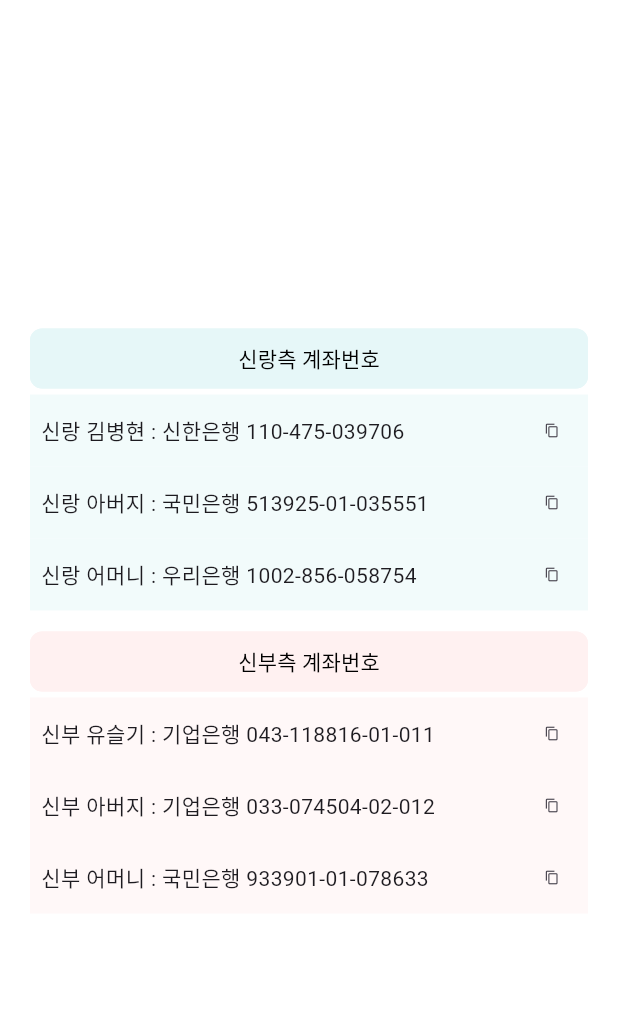
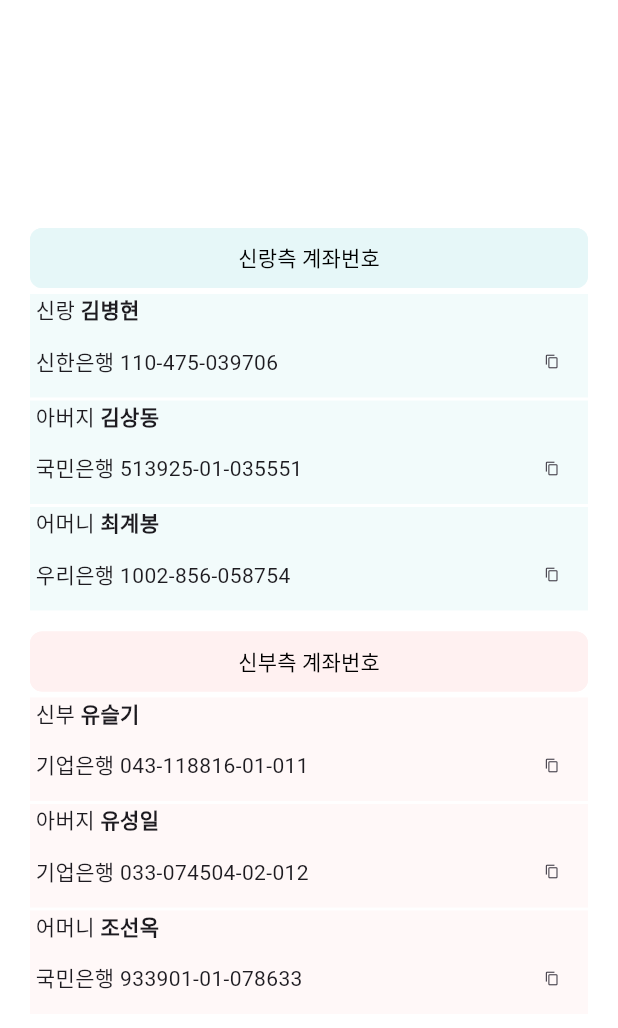
Before and after one commit to donkia/wedding01, a Flutter app: the Account widget shown alone on an empty page, opened directly, after a tap on "신랑측 계좌번호", after a tap on "신부측 계좌번호", on a phone screen of 412 x 824 dp. Shown: the top 1028 px of the screen. Run offline on Flutter 3.47's test engine with Material 3 defaults, Android fonts, the phone set to English and light mode, and no system bars; our stand-ins replace cached_network_image, cloud_firestore, firebase_analytics, firebase_core, flutter_spinkit, google_fonts and 4 more; missing offline and left inert: dart:html, dart:js, dart:ui_web; accounts and stored records are empty; network calls fail; Roboto replaces fonts that are missing (MaruBuri).

Commit message:
이름 표기 변경

```diff
--- a/lib/home.dart
+++ b/lib/home.dart
@@ -179,7 +179,7 @@
             mainAxisAlignment: MainAxisAlignment.center,
             children: [
               Text(
-                '김상동(기철)·최계봉',
+                '김상동·최계봉',
                 style: TextStyle(fontWeight: FontWeight.w600),
               ),
               Text('의 아들'),
@@ -196,7 +196,7 @@
             mainAxisAlignment: MainAxisAlignment.center,
             children: [
               Text(
-                '          유성일·조선옥',
+                '유성일·조선옥',
                 style: TextStyle(fontWeight: FontWeight.w600),
               ),
               Text('의   딸  '),
--- a/lib/widget/account.dart
+++ b/lib/widget/account.dart
@@ -47,18 +47,27 @@
         ),
         if (menShowData)
           Column(
-            mainAxisAlignment: MainAxisAlignment.center,
+            //   mainAxisAlignment: MainAxisAlignment.start,
             children: [
               Container(
                 color: const Color(0x80E6F7F8),
-                child: Row(
-                  mainAxisAlignment: MainAxisAlignment.spaceBetween,
+                child: Column(
+                  crossAxisAlignment: CrossAxisAlignment.start,
                   children: [
-                    const Text('  신랑 김병현 : 신한은행 110-475-039706  '),
+                    Text.rich(TextSpan(children: [
+                      TextSpan(
+                        text: ' 신랑 ',
+                      ),
+                      TextSpan(
+                          text: '김병현',
+                          style: TextStyle(fontWeight: FontWeight.w700))
+                    ])),
                     Row(
                         //width: 100,
                         //height: 100,
+                        mainAxisAlignment: MainAxisAlignment.spaceBetween,
                         children: [
+                          const Text(' 신한은행 110-475-039706'),
                           IconButton(
                               onPressed: () {
                                 analytics.logEvent(
@@ -77,15 +86,32 @@
                   ],
                 ),
               ),
+              SizedBox(
+                height: 2,
+              ),
               Container(
                 color: const Color(0x80E6F7F8),
-                child: Row(
+                child: Column(
+                  crossAxisAlignment: CrossAxisAlignment.start,
+                  children: [
+                    Text.rich(TextSpan(children: [
+                      TextSpan(
+                        text: ' 아버지 ',
+                      ),
+                      TextSpan(
+                          text: '김상동',
+                          style: TextStyle(fontWeight: FontWeight.w700))
+                    ])),
+                    // const Text('  신랑 아버지 : 국민은행 513925-01-035551'),
+                    Row(
                       mainAxisAlignment: MainAxisAlignment.spaceBetween,
                       children: [
-                    const Text('  신랑 아버지 : 국민은행 513925-01-035551'),
+                        const Text(' 국민은행 513925-01-035551'),
                         IconButton(
                             onPressed: () {
-                          analytics.logEvent(name: 'button_click', parameters: {
+                              analytics.logEvent(
+                                  name: 'button_click',
+                                  parameters: {
                                     'button_name': '[버튼01] copy 신랑 아버지 계좌번호'
                                   });
                               Clipboard.setData(
@@ -97,16 +123,35 @@
                             )),
                       ],
                     ),
+                  ],
+                ),
+              ),
+              SizedBox(
+                height: 2,
               ),
               Container(
                 color: const Color(0x80E6F7F8),
-                child: Row(
+                child: Column(
+                  //mainAxisAlignment: MainAxisAlignment.spaceBetween,
+                  crossAxisAlignment: CrossAxisAlignment.start,
+                  children: [
+                    Text.rich(TextSpan(children: [
+                      TextSpan(
+                        text: ' 어머니 ',
+                      ),
+                      TextSpan(
+                          text: '최계봉',
+                          style: TextStyle(fontWeight: FontWeight.w700))
+                    ])),
+                    Row(
                       mainAxisAlignment: MainAxisAlignment.spaceBetween,
                       children: [
-                    const Text('  신랑 어머니 : 우리은행 1002-856-058754'),
+                        const Text(' 우리은행 1002-856-058754'),
                         IconButton(
                             onPressed: () {
-                          analytics.logEvent(name: 'button_click', parameters: {
+                              analytics.logEvent(
+                                  name: 'button_click',
+                                  parameters: {
                                     'button_name': '[버튼01] copy 신랑 어머니 계좌번호'
                                   });
                               Clipboard.setData(
@@ -116,6 +161,8 @@
                               Icons.copy,
                               size: 10,
                             )),
+                      ],
+                    ),
                   ],
                 ),
               ),
@@ -151,13 +198,27 @@
             children: [
               Container(
                 color: const Color(0x80FFF1F1),
-                child: Row(
+                child: Column(
+                  //mainAxisAlignment: MainAxisAlignment.spaceBetween,
+                  crossAxisAlignment: CrossAxisAlignment.start,
+                  children: [
+                    Text.rich(TextSpan(children: [
+                      TextSpan(
+                        text: ' 신부 ',
+                      ),
+                      TextSpan(
+                          text: '유슬기',
+                          style: TextStyle(fontWeight: FontWeight.w700))
+                    ])),
+                    Row(
                       mainAxisAlignment: MainAxisAlignment.spaceBetween,
                       children: [
-                    const Text('  신부 유슬기 : 기업은행 043-118816-01-011'),
+                        const Text(' 기업은행 043-118816-01-011'),
                         IconButton(
                             onPressed: () {
-                          analytics.logEvent(name: 'button_click', parameters: {
+                              analytics.logEvent(
+                                  name: 'button_click',
+                                  parameters: {
                                     'button_name': '[버튼01] copy 신부 계좌번호'
                                   });
                               Clipboard.setData(
@@ -169,16 +230,35 @@
                             )),
                       ],
                     ),
+                  ],
+                ),
+              ),
+              SizedBox(
+                height: 2,
               ),
               Container(
                 color: const Color(0x80FFF1F1),
-                child: Row(
+                child: Column(
+                  //mainAxisAlignment: MainAxisAlignment.spaceBetween,
+                  crossAxisAlignment: CrossAxisAlignment.start,
+                  children: [
+                    Text.rich(TextSpan(children: [
+                      TextSpan(
+                        text: ' 아버지 ',
+                      ),
+                      TextSpan(
+                          text: '유성일',
+                          style: TextStyle(fontWeight: FontWeight.w700))
+                    ])),
+                    Row(
                       mainAxisAlignment: MainAxisAlignment.spaceBetween,
                       children: [
-                    const Text('  신부 아버지 : 기업은행 033-074504-02-012'),
+                        const Text(' 기업은행 033-074504-02-012'),
                         IconButton(
                             onPressed: () {
-                          analytics.logEvent(name: 'button_click', parameters: {
+                              analytics.logEvent(
+                                  name: 'button_click',
+                                  parameters: {
                                     'button_name': '[버튼01] copy 신부 아버지 계좌번호'
                                   });
                               Clipboard.setData(
@@ -190,16 +270,35 @@
                             )),
                       ],
                     ),
+                  ],
+                ),
+              ),
+              SizedBox(
+                height: 2,
               ),
               Container(
                 color: const Color(0x80FFF1F1),
-                child: Row(
+                child: Column(
+                  //mainAxisAlignment: MainAxisAlignment.spaceBetween,
+                  crossAxisAlignment: CrossAxisAlignment.start,
+                  children: [
+                    Text.rich(TextSpan(children: [
+                      TextSpan(
+                        text: ' 어머니 ',
+                      ),
+                      TextSpan(
+                          text: '조선옥',
+                          style: TextStyle(fontWeight: FontWeight.w700))
+                    ])),
+                    Row(
                       mainAxisAlignment: MainAxisAlignment.spaceBetween,
                       children: [
-                    const Text('  신부 어머니 : 국민은행 933901-01-078633 '),
+                        const Text(' 국민은행 933901-01-078633 '),
                         IconButton(
                             onPressed: () {
-                          analytics.logEvent(name: 'button_click', parameters: {
+                              analytics.logEvent(
+                                  name: 'button_click',
+                                  parameters: {
                                     'button_name': '[버튼01] copy 신부 어머니 계좌번호'
                                   });
                               Clipboard.setData(
@@ -211,6 +310,8 @@
                             )),
                       ],
                     ),
+                  ],
+                ),
               ),
             ],
           ),
```
Also changed, not shown: 1 other file. Lines whose indentation alone changed are shown as unchanged.
